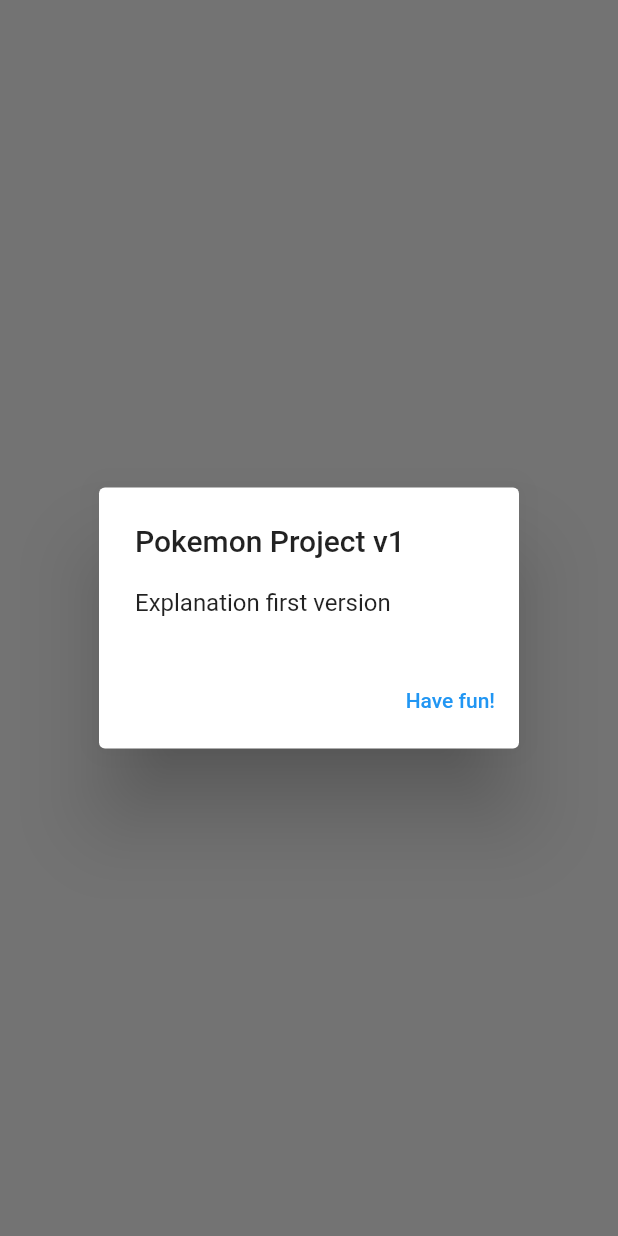
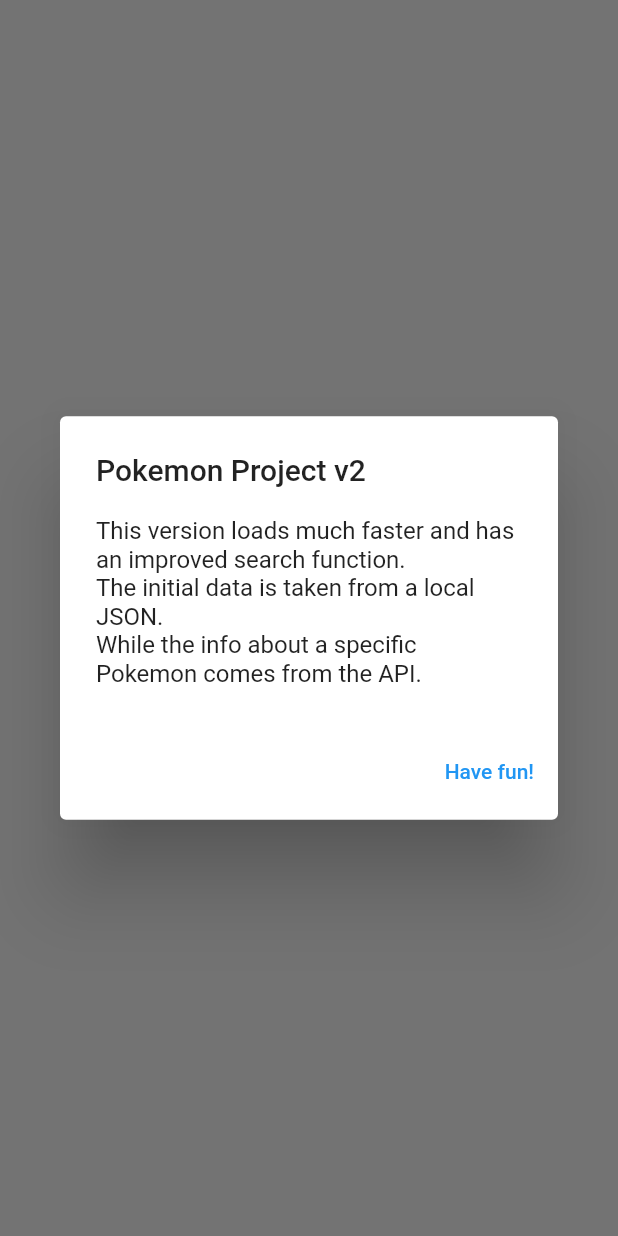
Before and after one commit to stevencalderwood/pokemon_project, a Flutter app: what infoDialog() shows on an empty page, opened directly with empty values, on a phone screen of 412 x 824 dp. Run offline on Flutter 3.47's test engine with Material 2 defaults, Android fonts, the phone set to English and light mode, and no system bars; network calls fail.

Commit message:
removed version enum, added sort button for version 2, fixed some bug about desync between controller and page state, added brief descriptions of the project

```diff
--- a/lib/constants/constants.dart
+++ b/lib/constants/constants.dart
@@ -3,12 +3,10 @@ abstract class Constant {
   static const int pokemonMin = 1;
   static const int pokemonMax = 898;
 
-  /// length: >= 3
-  ///
-  /// char: a-z and hyphen (-)
+  /// char var: a-z and hyphen (-)
   ///
   /// constraints: hyphen is not allowed in first or last position
-  static const String regex = r'^(?!-|.*-$)[a-z-]{3,}';
+  static const String regex = r'^(?!-|.*-$)^[a-z-]+$';
   static const String jsonPath = 'data/pokemon_data.json';
 }
 
@@ -23,7 +21,13 @@ abstract class Label {
   static const String inputHint = 'Please insert name or ID (1-898)';
   static const String pokemonNotFound = 'No pokemon was found';
   static const String maybeLookingFor = 'Maybe you were looking for...';
-  static const String designFirst = 'Explanation first version';
-  static const String designSecond = 'Explanation second version';
+  static const String designFirst = 'All the data is gathered through API calls.\n'
+      'Sadly this comes with some functionality limitations.\n'
+      'Please also check out Version 2.';
+  static const String designSecond = 'This version loads much faster and has an improved search function.\n'
+      'The initial data is taken from a local JSON.\n'
+      'While the info about a specific Pokemon comes from the API.';
+  static const String sortById = 'SORT BY ID';
+  static const String sortByName = 'SORT BY NAME';
   static String resultsNumber({required int displayed, required int total}) => '$displayed of $total results';
 }
--- a/lib/models/pokemon.dart
+++ b/lib/models/pokemon.dart
@@ -12,7 +12,7 @@ class Pokemon {
     );
   }
 
-  String get id => url.split('/')[6];
+  int get id => int.parse(url.split('/')[6]);
 
   Pokemon copyWith({String? name, String? url}) {
     return Pokemon(
--- a/lib/models/version.dart
+++ /dev/null
@@ -1 +0,0 @@
-enum ProjectVersion { first, second }
--- a/lib/widgets/dialog_widget.dart
+++ b/lib/widgets/dialog_widget.dart
@@ -1,14 +1,13 @@
 import 'package:flutter/material.dart';
 import 'package:pokemon_project/constants/constants.dart';
-import 'package:pokemon_project/models/version.dart';
 
-void infoDialog({required BuildContext context, required ProjectVersion version}) {
+void infoDialog({required BuildContext context, required bool isFirstVersion}) {
   showDialog(
     context: context,
     builder: (context) {
       return AlertDialog(
-        title: Text(version == ProjectVersion.first ? Label.titleFirst : Label.titleSecond),
-        content: Text(version == ProjectVersion.first ? Label.designFirst : Label.designSecond),
+        title: Text(isFirstVersion ? Label.titleFirst : Label.titleSecond),
+        content: Text(isFirstVersion ? Label.designFirst : Label.designSecond),
         actions: <Widget>[
           TextButton(
             onPressed: () {
```
Also changed, not shown: lib/controllers/controller.dart (+5 -5 lines), lib/controllers/controller_json.dart (+13 -0 lines), lib/views/first_home_view.dart (+1 -6 lines), lib/views/second_home_view.dart (+1 -6 lines), lib/widgets/home_widget.dart (+15 -22 lines), lib/widgets/scroll_view_widget.dart (+16 -2 lines), lib/widgets/sort_button_widget.dart (added, +45 -0 lines), 2 other files.
